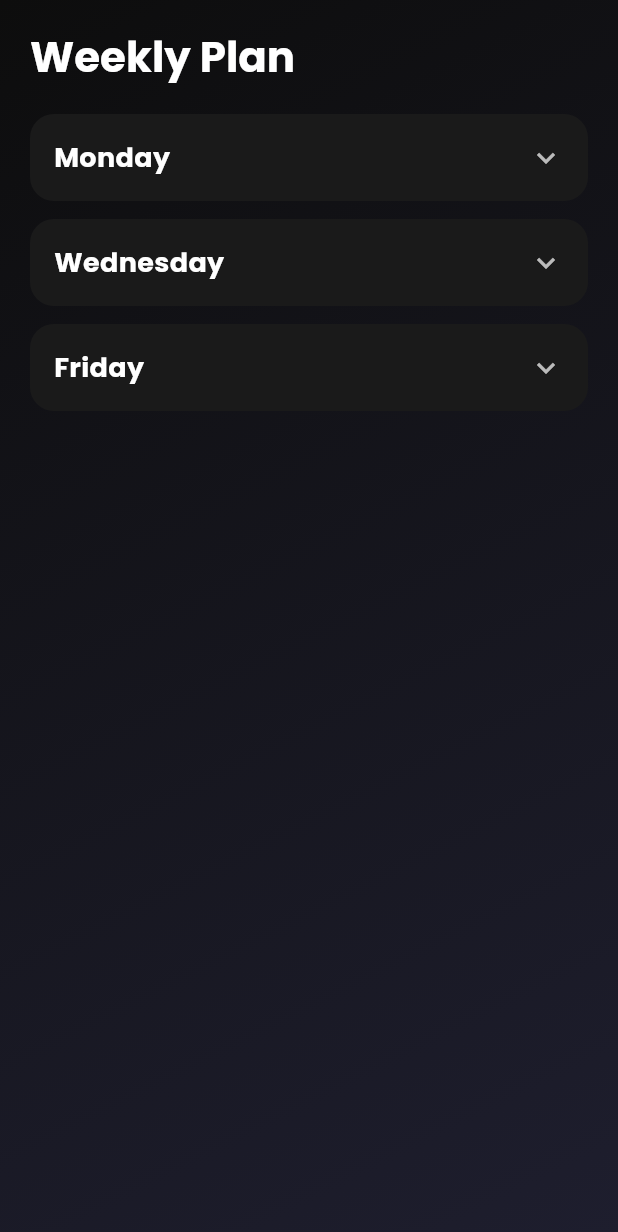
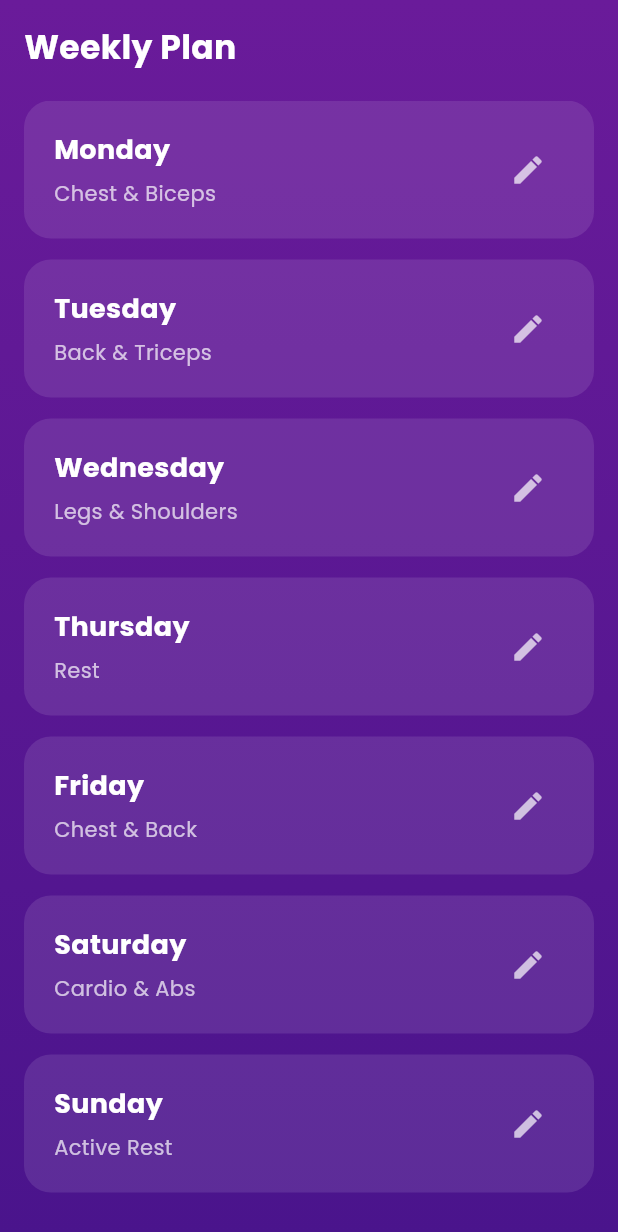
Before and after one commit to abmfp/Fitlyf, a Flutter app: the PlanScreen screen opened directly, on a phone screen of 412 x 824 dp. Shown: the top 1232 px of the screen. Run offline on Flutter 3.47's test engine with Material 3 defaults, Android fonts, the phone set to English and light mode, and no system bars; our stand-ins replace google_fonts; network calls fail.

Commit message:
Update plan_screen.dart

```diff
--- a/lib/screens/plan_screen.dart
+++ b/lib/screens/plan_screen.dart
@@ -1,112 +1,107 @@
 import 'package:flutter/material.dart';
 
-class PlanScreen extends StatefulWidget {
+class PlanScreen extends StatelessWidget {
   const PlanScreen({super.key});
 
-  @override
-  State<PlanScreen> createState() => _PlanScreenState();
-}
-
-class _PlanScreenState extends State<PlanScreen> {
-  final Map<String, List<String>> _workouts = {
-    "Monday": ["Pushups", "Squats", "Plank"],
-    "Wednesday": ["Pullups", "Lunges", "Crunches"],
-    "Friday": ["Burpees", "Deadlifts", "Mountain Climbers"],
-  };
-
-  String? _expandedDay;
+  final List<Map<String, String>> weeklyPlan = const [
+    {"day": "Monday", "workout": "Chest & Biceps"},
+    {"day": "Tuesday", "workout": "Back & Triceps"},
+    {"day": "Wednesday", "workout": "Legs & Shoulders"},
+    {"day": "Thursday", "workout": "Rest"},
+    {"day": "Friday", "workout": "Chest & Back"},
+    {"day": "Saturday", "workout": "Cardio & Abs"},
+    {"day": "Sunday", "workout": "Active Rest"},
+  ];
 
   @override
   Widget build(BuildContext context) {
-    return Container(
+    return Scaffold(
+      body: Container(
         decoration: const BoxDecoration(
           gradient: LinearGradient(
-          colors: [Color(0xFF0D0D0D), Color(0xFF1E1E2E)],
-          begin: Alignment.topLeft,
-          end: Alignment.bottomRight,
+            begin: Alignment.topCenter,
+            end: Alignment.bottomCenter,
+            colors: [
+              Color(0xFF6A1B9A),
+              Color(0xFF4A148C),
+            ],
           ),
         ),
         child: SafeArea(
           child: Padding(
-          padding: const EdgeInsets.all(20),
+            padding: const EdgeInsets.all(16.0),
             child: Column(
               crossAxisAlignment: CrossAxisAlignment.start,
               children: [
-              Text("Weekly Plan",
-                  style: Theme.of(context).textTheme.headlineMedium?.copyWith(
+                // Title
+                const Text(
+                  "Weekly Plan",
+                  style: TextStyle(
+                    fontSize: 22,
+                    fontWeight: FontWeight.bold,
                     color: Colors.white,
-                        fontWeight: FontWeight.bold,
-                      )),
+                  ),
+                ),
                 const SizedBox(height: 20),
 
+                // Plan List
                 Expanded(
-                child: ListView(
-                  children: _workouts.keys.map((day) {
-                    final isExpanded = _expandedDay == day;
-                    return GestureDetector(
-                      onTap: () {
-                        setState(() {
-                          _expandedDay = isExpanded ? null : day;
-                        });
-                      },
-                      child: AnimatedContainer(
-                        duration: const Duration(milliseconds: 400),
-                        curve: Curves.easeInOut,
-                        margin: const EdgeInsets.only(bottom: 12),
-                        padding: const EdgeInsets.all(16),
+                  child: ListView.builder(
+                    itemCount: weeklyPlan.length,
+                    itemBuilder: (context, index) {
+                      final dayPlan = weeklyPlan[index];
+                      return Container(
+                        margin: const EdgeInsets.only(bottom: 14),
+                        padding: const EdgeInsets.symmetric(
+                            vertical: 20, horizontal: 20),
                         decoration: BoxDecoration(
-                          color: const Color(0xFF1A1A1A),
-                          borderRadius: BorderRadius.circular(16),
+                          color: Colors.white.withOpacity(0.1),
+                          borderRadius: BorderRadius.circular(18),
                         ),
-                        child: Column(
+                        child: Row(
+                          mainAxisAlignment: MainAxisAlignment.spaceBetween,
+                          children: [
+                            // Day + Workout
+                            Column(
                               crossAxisAlignment: CrossAxisAlignment.start,
                               children: [
-                            Row(
-                              mainAxisAlignment: MainAxisAlignment.spaceBetween,
-                              children: [
-                                Text(day,
+                                Text(
+                                  dayPlan["day"]!,
                                   style: const TextStyle(
+                                    fontSize: 18,
+                                    fontWeight: FontWeight.bold,
                                     color: Colors.white,
-                                        fontSize: 18,
-                                        fontWeight: FontWeight.bold)),
-                                Icon(
-                                  isExpanded
-                                      ? Icons.expand_less
-                                      : Icons.expand_more,
+                                  ),
+                                ),
+                                const SizedBox(height: 6),
+                                Text(
+                                  dayPlan["workout"]!,
+                                  style: const TextStyle(
+                                    fontSize: 14,
                                     color: Colors.white70,
+                                  ),
                                 ),
                               ],
                             ),
-                            AnimatedCrossFade(
-                              firstChild: const SizedBox.shrink(),
-                              secondChild: Column(
-                                crossAxisAlignment: CrossAxisAlignment.start,
-                                children: _workouts[day]!
-                                    .map((w) => Padding(
-                                          padding:
-                                              const EdgeInsets.only(top: 8.0),
-                                          child: Text("• $w",
-                                              style: const TextStyle(
-                                                  color: Colors.white70)),
-                                        ))
-                                    .toList(),
-                              ),
-                              crossFadeState: isExpanded
-                                  ? CrossFadeState.showSecond
-                                  : CrossFadeState.showFirst,
-                              duration: const Duration(milliseconds: 400),
+                            // Edit Button
+                            IconButton(
+                              icon: const Icon(Icons.edit,
+                                  color: Colors.white70),
+                              onPressed: () {
+                                // TODO: Implement edit functionality
+                              },
                             ),
                           ],
                         ),
-                      ),
                       );
-                  }).toList(),
+                    },
                   ),
                 ),
               ],
             ),
           ),
         ),
+      ),
     );
   }
 }
```
Lines whose indentation alone changed are shown as unchanged.
